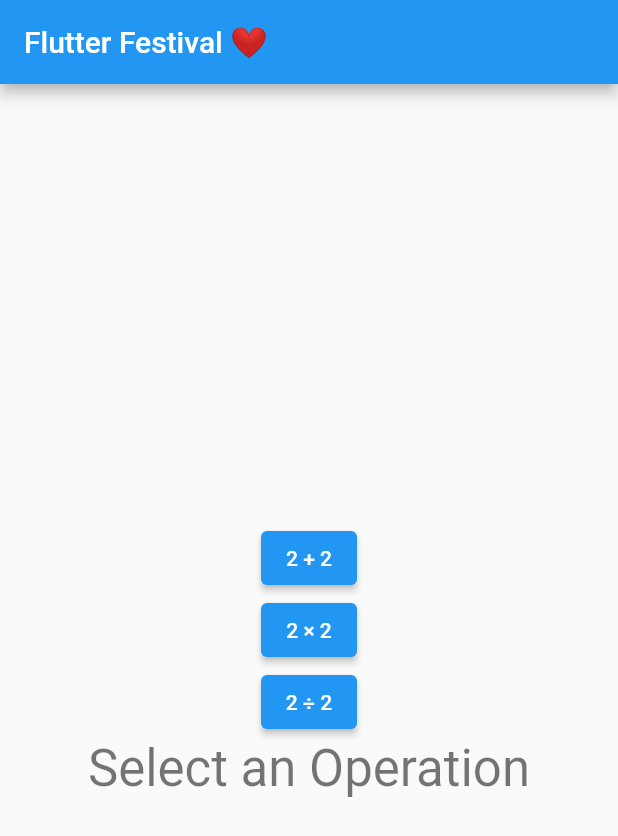
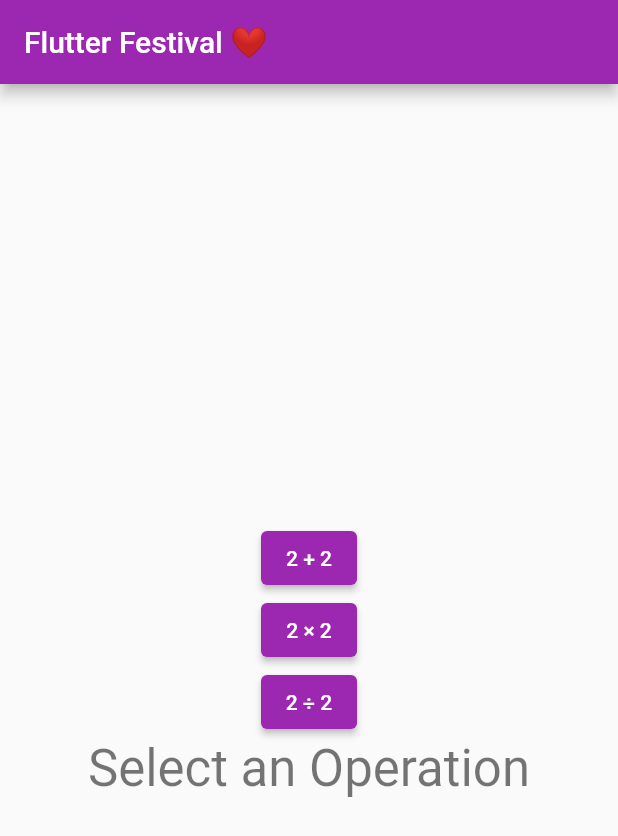
Before and after one commit to SPiercer/Flutter-Festival, a Flutter app: the screen it shows after launch, on a phone screen of 412 x 824 dp. Shown: the top 836 px of the screen. Run offline on Flutter 3.47's test engine with Material 2 defaults, Android fonts, the phone set to English and light mode, and no system bars.

Commit message:
feat: change app color

```diff
--- a/lib/main.dart
+++ b/lib/main.dart
@@ -10,8 +10,12 @@ class MyApp extends StatelessWidget {
   @override
   Widget build(BuildContext context) {
     return MaterialApp(
-      theme: ThemeData(primarySwatch: Colors.blue),
-      home: const MyHomePage(title: 'Flutter Festival ❤️'),
+      theme: ThemeData(
+        primarySwatch: Colors.purple,
+      ),
+      home: const MyHomePage(
+        title: 'Flutter Festival ❤️',
+      ),
     );
   }
 }
```
